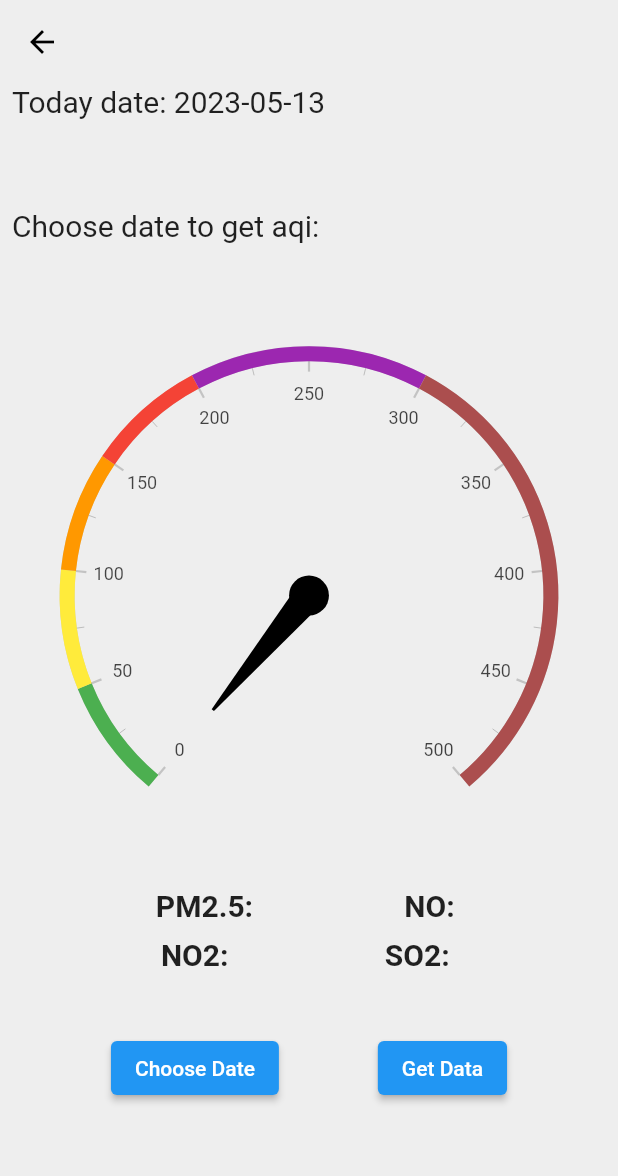
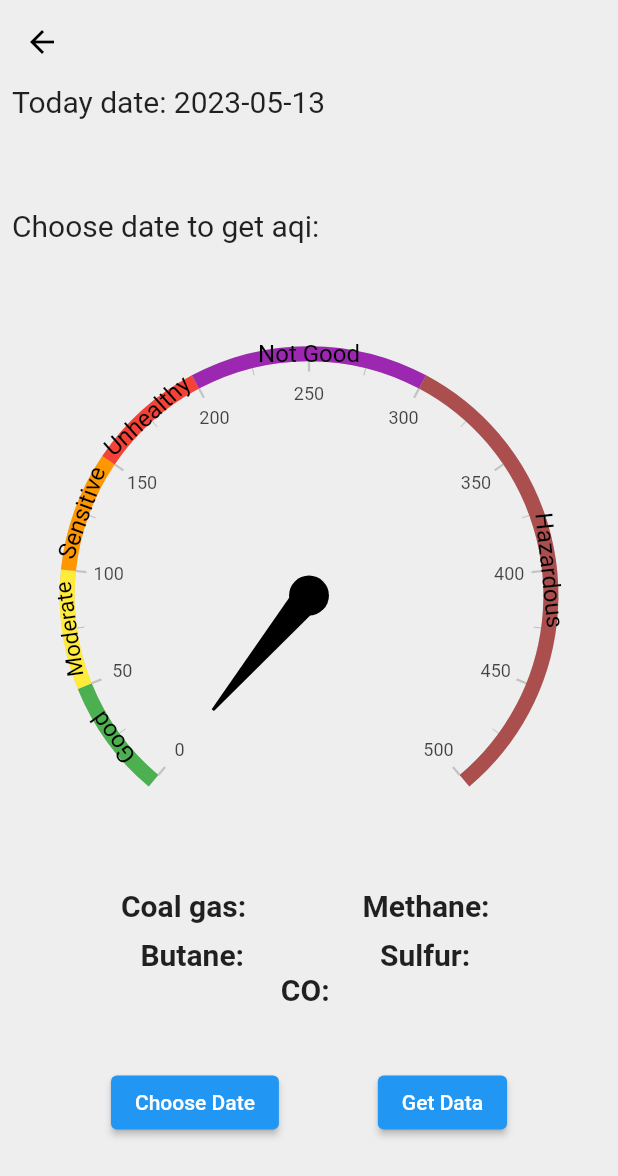
Before and after one commit to rebeirojohnson/aqi_monitoring, a Flutter app: the screen it shows after launch, after a tap on "Get started", after a tap on "AQI", on a phone screen of 412 x 824 dp. Shown: the top 1176 px of the screen. Run offline on Flutter 3.47's test engine with Material 2 defaults, Android fonts, the phone set to English and light mode, and no system bars; drawn by our look-alikes of syncfusion_flutter_gauges; network calls fail.

Commit message:
"just changed some pictures"

```diff
--- a/mobile_app/aqi_app/lib/data/api_values.dart
+++ b/mobile_app/aqi_app/lib/data/api_values.dart
@@ -4,10 +4,13 @@ class AqiApi {
   String no2;
   String no;
   String so2;
+  String ch4;
+
   AqiApi(
       {required this.aqi,
       required this.pm,
       required this.no,
       required this.no2,
-      required this.so2});
+      required this.so2,
+      required this.ch4});
 }
--- a/mobile_app/aqi_app/lib/screens/get_started.dart
+++ b/mobile_app/aqi_app/lib/screens/get_started.dart
@@ -16,7 +16,14 @@ class GetStarted extends StatelessWidget {
             mainAxisAlignment: MainAxisAlignment.center,
             crossAxisAlignment: CrossAxisAlignment.center,
             children: [
-              Image.asset('assets/get-started.png'),
+              Container(
+                  height: 350,
+                  padding: const EdgeInsets.symmetric(horizontal: 20),
+                  child: ClipRRect(
+                      child: Image.asset(
+                    'assets/icons/get_started_2.png',
+                    fit: BoxFit.cover,
+                  ))),
               const SizedBox(
                 height: 30,
               ),
--- a/mobile_app/aqi_app/lib/screens/radialgauge.dart
+++ b/mobile_app/aqi_app/lib/screens/radialgauge.dart
@@ -23,6 +23,7 @@ class _RadialGaugeState extends State<RadialGauge> {
   String no2 = '';
   String no = '';
   String so2 = '';
+  String ch4 = '';
 
   void checkDate() {
     showDatePicker(
@@ -53,6 +54,7 @@ class _RadialGaugeState extends State<RadialGauge> {
         no: responseData['no'].toString(),
         no2: responseData['no2'].toString(),
         so2: responseData['so2'].toString(),
+        ch4: responseData['ch4'].toString(),
       );
 
       setState(() {
@@ -66,6 +68,7 @@ class _RadialGaugeState extends State<RadialGauge> {
       no = apiData.no;
       no2 = apiData.no2;
       so2 = apiData.no2;
+      ch4 = apiData.ch4;
       print(aqiVal);
       print(pm);
       print(no);
@@ -129,18 +132,56 @@ class _RadialGaugeState extends State<RadialGauge> {
               Container(
                   child: SfRadialGauge(axes: <RadialAxis>[
                 RadialAxis(minimum: 0, maximum: 500, ranges: <GaugeRange>[
-                  GaugeRange(startValue: 0, endValue: 50, color: Colors.green),
                   GaugeRange(
-                      startValue: 50, endValue: 100, color: Colors.yellow),
+                    startValue: 0,
+                    endValue: 50,
+                    color: Colors.green,
+                    label: "Good",
+                    labelStyle:
+                        const GaugeTextStyle(color: Colors.black, fontSize: 16),
+                  ),
                   GaugeRange(
-                      startValue: 100, endValue: 150, color: Colors.orange),
-                  GaugeRange(startValue: 150, endValue: 200, color: Colors.red),
+                    startValue: 50,
+                    endValue: 100,
+                    color: Colors.yellow,
+                    label: "Moderate",
+                    labelStyle:
+                        const GaugeTextStyle(color: Colors.black, fontSize: 15),
+                  ),
                   GaugeRange(
-                      startValue: 200, endValue: 300, color: Colors.purple),
+                    startValue: 100,
+                    endValue: 150,
+                    color: Colors.orange,
+                    label: "Sensitive",
+                    labelStyle:
+                        const GaugeTextStyle(color: Colors.black, fontSize: 16),
+                  ),
                   GaugeRange(
-                      startValue: 300,
-                      endValue: 500,
-                      color: const Color.fromARGB(255, 171, 78, 78)),
+                    startValue: 150,
+                    endValue: 200,
+                    color: Colors.red,
+                    label: "Unhealthy",
+                    labelStyle: const GaugeTextStyle(
+                      color: Colors.black,
+                      fontSize: 16,
+                    ),
+                  ),
+                  GaugeRange(
+                    startValue: 200,
+                    endValue: 300,
+                    color: Colors.purple,
+                    label: "Not Good",
+                    labelStyle:
+                        const GaugeTextStyle(color: Colors.black, fontSize: 16),
+                  ),
+                  GaugeRange(
+                    startValue: 300,
+                    endValue: 500,
+                    color: const Color.fromARGB(255, 171, 78, 78),
+                    label: "Hazardous",
+                    labelStyle:
+                        const GaugeTextStyle(color: Colors.black, fontSize: 16),
+                  ),
                 ], pointers: <GaugePointer>[
                   NeedlePointer(value: needlevalue)
                 ], annotations: <GaugeAnnotation>[
@@ -160,12 +201,12 @@ class _RadialGaugeState extends State<RadialGauge> {
                     mainAxisAlignment: MainAxisAlignment.spaceEvenly,
                     children: [
                       Text(
-                        'PM2.5: $pm',
+                        'Coal gas: $pm',
                         style: const TextStyle(
                             fontSize: 20, fontWeight: FontWeight.w700),
                       ),
                       Text(
-                        'NO: $no',
+                        'Methane: $ch4',
                         style: const TextStyle(
                             fontSize: 20, fontWeight: FontWeight.w700),
                       ),
@@ -176,17 +217,22 @@ class _RadialGaugeState extends State<RadialGauge> {
                     mainAxisAlignment: MainAxisAlignment.spaceEvenly,
                     children: [
                       Text(
-                        'NO2: $no2',
+                        'Butane: $no2',
                         style: const TextStyle(
                             fontSize: 20, fontWeight: FontWeight.w700),
                       ),
                       Text(
-                        'SO2: $so2',
+                        'Sulfur: $so2',
                         style: const TextStyle(
                             fontSize: 20, fontWeight: FontWeight.w700),
                       ),
                     ],
-                  )
+                  ),
+                  Text(
+                    'CO: $no',
+                    style: const TextStyle(
+                        fontSize: 20, fontWeight: FontWeight.w700),
+                  ),
                 ],
               ),
               const SizedBox(height: 40),
--- a/mobile_app/aqi_app/lib/screens/ui_page.dart
+++ b/mobile_app/aqi_app/lib/screens/ui_page.dart
@@ -25,6 +25,7 @@ class _UiPageState extends State<UiPage> {
   String no = '';
   String so2 = '';
   String formatted = '';
+  String ch4 = '';
 
   var isLoading = false;
 
@@ -43,6 +44,7 @@ class _UiPageState extends State<UiPage> {
         no: responseData['no'].toString(),
         no2: responseData['no2'].toString(),
         so2: responseData['so2'].toString(),
+        ch4: responseData['ch4'].toString(),
       );
 
       print(responseData);
@@ -52,6 +54,7 @@ class _UiPageState extends State<UiPage> {
       no = apiData.no;
       no2 = apiData.no2;
       so2 = apiData.no2;
+      ch4 = apiData.ch4;
 
       print(pm);
       print(no);
@@ -178,6 +181,7 @@ class _UiPageState extends State<UiPage> {
                                     height: 10,
                                   ),
                                   Container(
+                                      padding: EdgeInsets.all(8),
                                       height: size.height * 0.2,
                                       width: size.width * 0.5,
                                       decoration: BoxDecoration(
@@ -185,8 +189,8 @@ class _UiPageState extends State<UiPage> {
                                               BorderRadius.circular(12),
                                           color: Colors.transparent),
                                       child: Image.asset(
-                                        'assets/icons/clouds.png',
-                                        color: Colors.white,
+                                        'assets/icons/fact-clouds.png',
+                                        //color: Colors.white,
                                         fit: BoxFit.cover,
                                       )),
                                   Text(
@@ -291,7 +295,7 @@ class _UiPageState extends State<UiPage> {
                                   color: Colors.purpleAccent,
                                   borderRadius: BorderRadius.circular(15)),
                               child: const Text(
-                                'GET WEATHER',
+                                'GET AQI LIVE',
                                 style: TextStyle(
                                     color: Colors.white, fontSize: 18),
                               ),
--- a/mobile_app/aqi_app/pubspec.yaml
+++ b/mobile_app/aqi_app/pubspec.yaml
@@ -72,8 +72,8 @@ flutter:
   # To add assets to your application, add an assets section, like this:
   assets:
     - assets/icons/
-    - assets/weather/
-    - assets/get-started.png
+
+
   # An image asset can refer to one or more resolution-specific "variants", see
   # https://flutter.dev/assets-and-images/#resolution-aware
 
```
Also changed, not shown: mobile_app/aqi_app/assets/get-started.png (deleted), mobile_app/aqi_app/assets/icons/fact-clouds.png (added), mobile_app/aqi_app/assets/icons/get_started_2.png (added).
